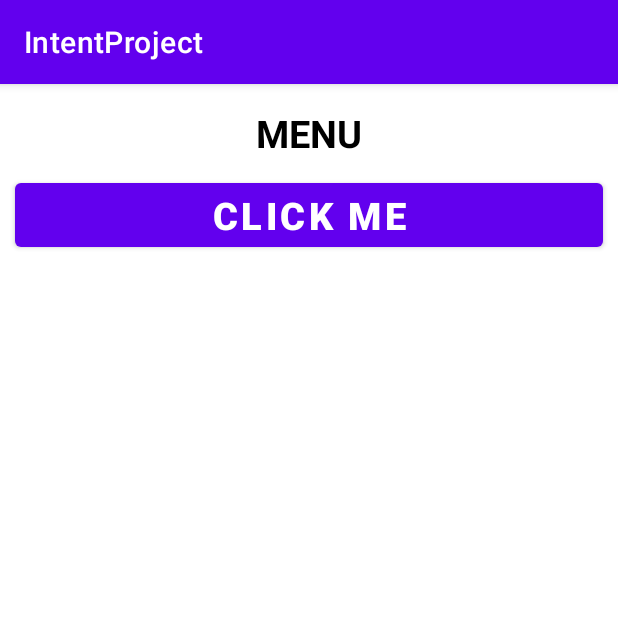
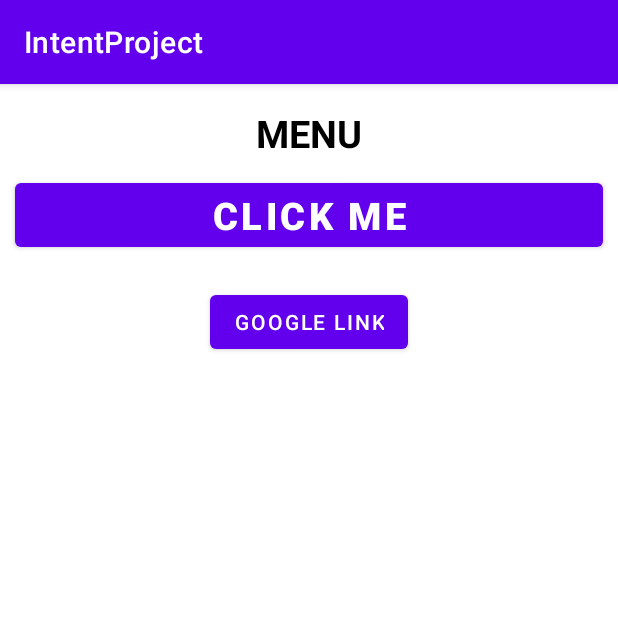
Before and after one commit to codelamps-academy/Intent-Project, an Android app: the screen it shows after launch (MainActivity), on a phone screen of 412 x 824 dp, the top half of it. Run offline under Robolectric (Android 15) with nearby library versions, the phone set to English and light mode, and no system bars.

Commit message:
Add Intent Implisit dan Eksplisit

```diff
--- a/app/src/main/java/com/blackspring/intentproject/MainActivity.kt
+++ b/app/src/main/java/com/blackspring/intentproject/MainActivity.kt
@@ -11,6 +11,7 @@ class MainActivity : AppCompatActivity() {
         super.onCreate(savedInstanceState)
         setContentView(R.layout.activity_main)
 
+        // INTENT EKS
         btn_menu.setOnClickListener(){
             val intent = Intent(this, SecondActivity::class.java)
             intent.putExtra("firstName", "Andre Rizaldi ")
@@ -20,5 +21,7 @@ class MainActivity : AppCompatActivity() {
             intent.putExtra("myJob", "Programming")
             startActivity(intent)
         }
+
+
     }
 }
--- a/app/src/main/res/layout/activity_main.xml
+++ b/app/src/main/res/layout/activity_main.xml
@@ -32,5 +32,16 @@
         app:layout_constraintStart_toStartOf="parent"
         app:layout_constraintEnd_toEndOf="parent"/>
 
+    <Button
+        android:id="@+id/google_link"
+        android:layout_width="wrap_content"
+        android:layout_height="wrap_content"
+        android:text="Google Link"
+        app:layout_constraintTop_toBottomOf="@id/btn_menu"
+        android:layout_margin="20sp"
+        app:layout_constraintStart_toStartOf="parent"
+        app:layout_constraintEnd_toEndOf="parent"/>
+
+
 
 </androidx.constraintlayout.widget.ConstraintLayout>
```
